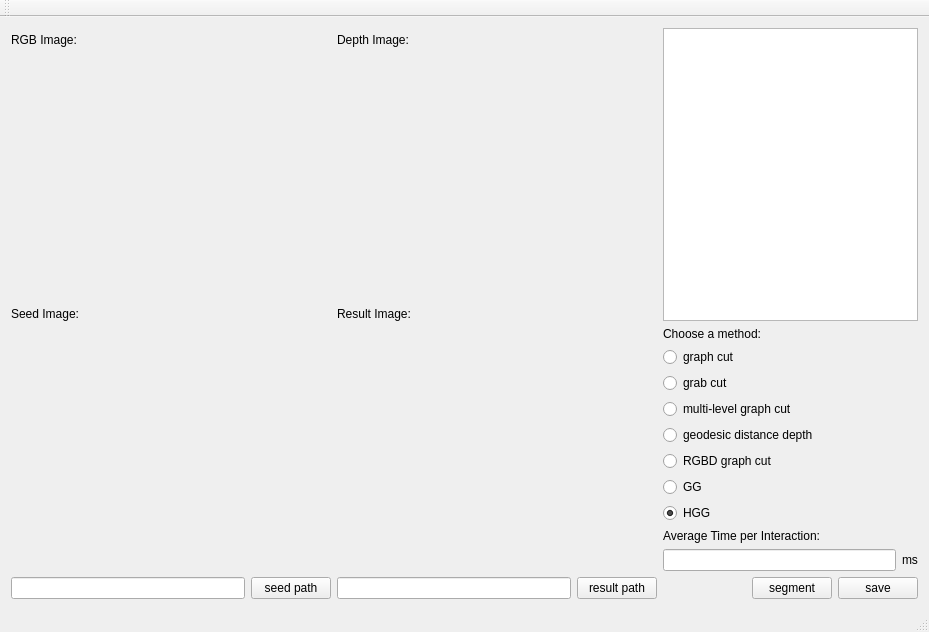
Qt form Segmentation/segmentation.ui (MirandaGe/segmentation) before a commit.
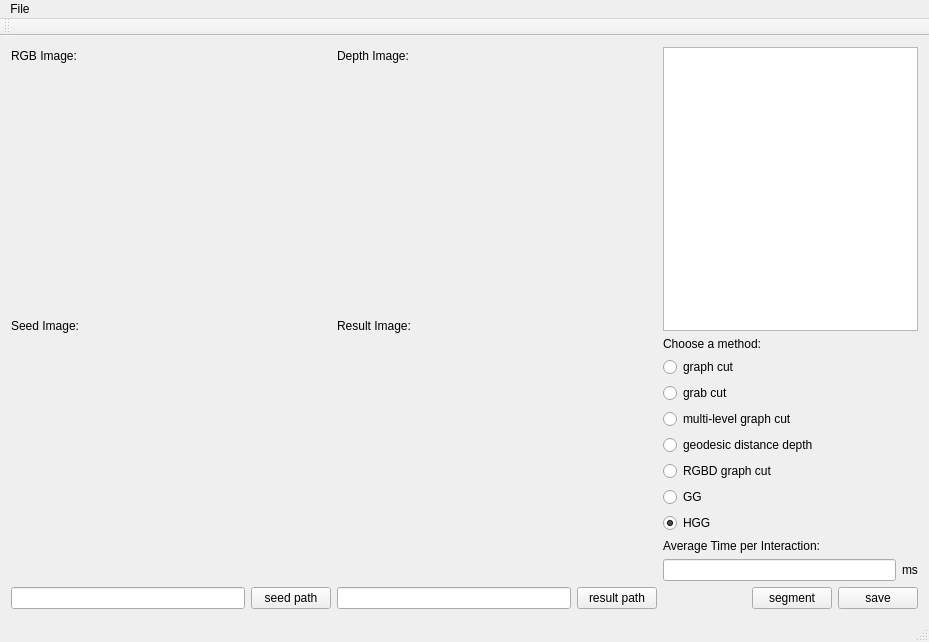
The same form after that commit.

Commit message: add some comment and adjust menuBar

```diff
--- a/Segmentation/segmentation.ui
+++ b/Segmentation/segmentation.ui
@@ -7,7 +7,7 @@
     <x>0</x>
     <y>0</y>
     <width>929</width>
-    <height>632</height>
+    <height>642</height>
    </rect>
   </property>
   <property name="windowTitle">
@@ -343,7 +343,28 @@
    </attribute>
   </widget>
   <widget class="QStatusBar" name="statusBar"/>
-  <action name="OpenRGB">
+  <widget class="QMenuBar" name="menuBar">
+   <property name="geometry">
+    <rect>
+     <x>0</x>
+     <y>0</y>
+     <width>929</width>
+     <height>23</height>
+    </rect>
+   </property>
+   <widget class="QMenu" name="menuFile">
+    <property name="title">
+     <string>File</string>
+    </property>
+    <addaction name="rgbFileAction"/>
+    <addaction name="depthFileAction"/>
+    <addaction name="separator"/>
+    <addaction name="rgbImageAction"/>
+    <addaction name="depthImageAction"/>
+   </widget>
+   <addaction name="menuFile"/>
+  </widget>
+  <action name="rgbImageAction">
    <property name="text">
     <string>open RGB</string>
    </property>
```
Left out of the diff: 16 changed lines with no effect on the pictures. The commit also changes 26 other files.
